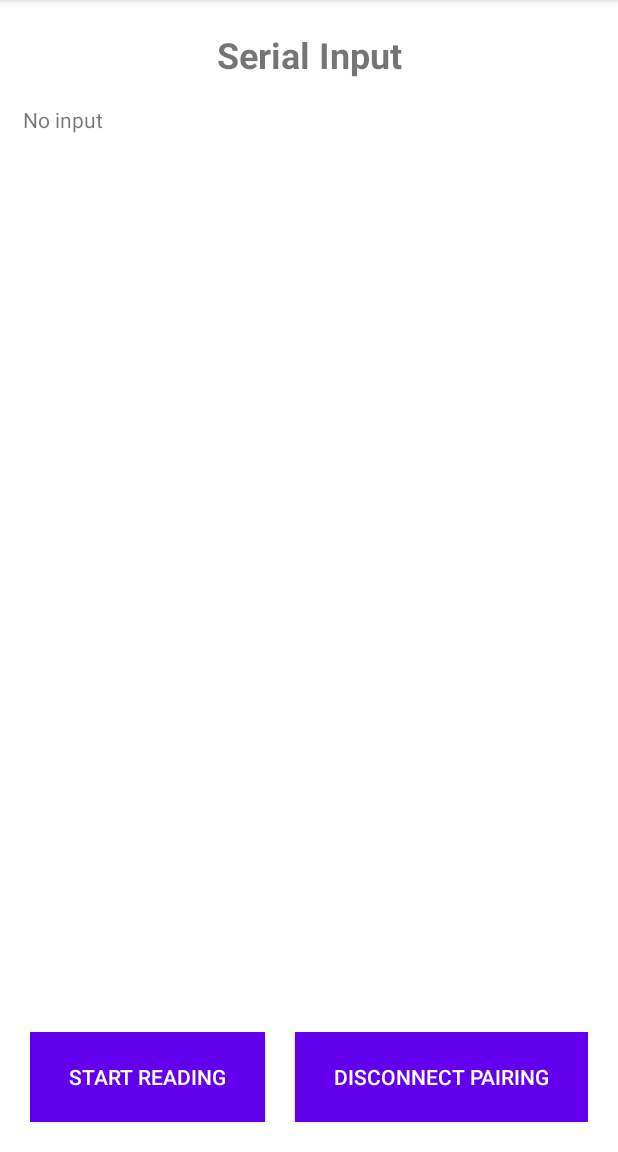
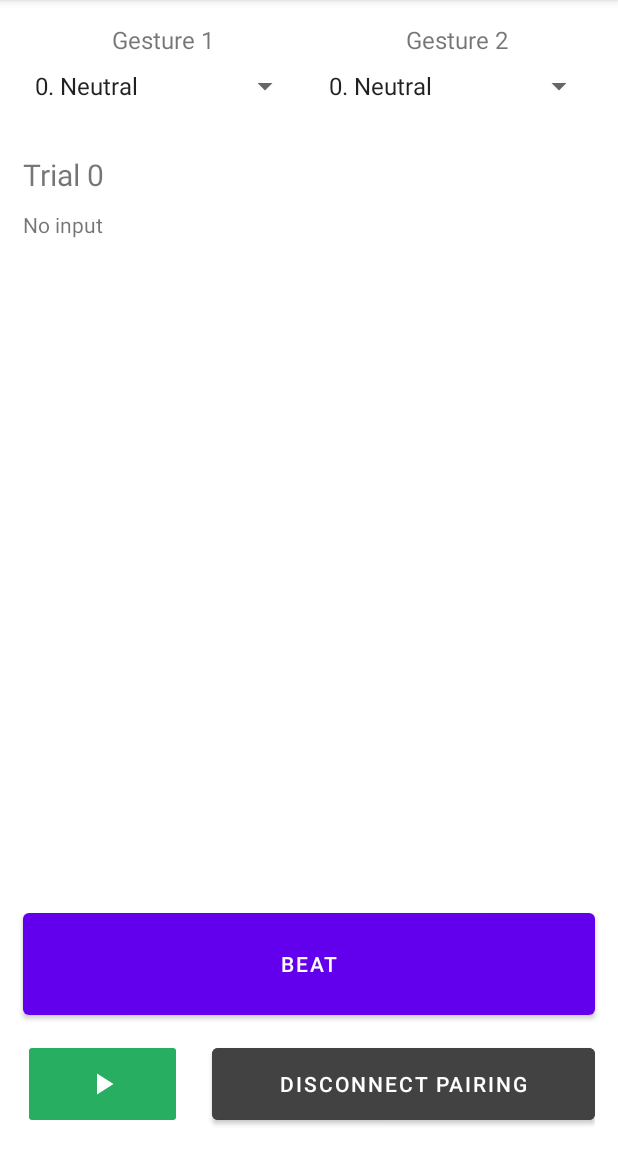
Before and after one commit to rachung2510/oppy, an Android app: the SerialInput screen opened directly, with no data from a screen before it, on a phone screen of 412 x 824 dp, the part 84-1236 px from its top. Run offline under Robolectric (Android 15) with nearby library versions, the phone set to English and light mode, and no system bars; 4 statements that could not run were skipped.

Commit message:
basic working version for data collection
- send sensor data as floats instead of JSON array
- add gesture selection
- add auto-incrementing trial number to separate diff trials

```diff
--- a/GestureControlledDrumsApp/app/src/main/java/com/example/gesturecontrolleddrumsapp/SerialInput.java
+++ b/GestureControlledDrumsApp/app/src/main/java/com/example/gesturecontrolleddrumsapp/SerialInput.java
@@ -3,6 +3,7 @@ package com.example.gesturecontrolleddrumsapp;
 import androidx.annotation.RequiresApi;
 import androidx.appcompat.app.AppCompatActivity;
 import androidx.core.app.ActivityCompat;
+import androidx.core.content.ContextCompat;
 
 import android.Manifest;
 import android.app.AlertDialog;
@@ -11,27 +12,37 @@ import android.bluetooth.BluetoothDevice;
 import android.bluetooth.BluetoothSocket;
 import android.content.Intent;
 import android.content.pm.PackageManager;
+import android.content.res.ColorStateList;
 import android.os.Build;
 import android.os.Bundle;
 import android.os.Handler;
 import android.os.Looper;
 import android.util.Log;
+import android.view.View;
+import android.widget.AdapterView;
+import android.widget.ArrayAdapter;
 import android.widget.Button;
+import android.widget.ImageButton;
 import android.widget.ScrollView;
+import android.widget.Spinner;
 import android.widget.TextView;
 import android.widget.Toast;
 
 import org.json.JSONObject;
 
+import java.io.BufferedInputStream;
+import java.io.BufferedReader;
 import java.io.DataOutputStream;
 import java.io.IOException;
 import java.io.InputStream;
+import java.io.InputStreamReader;
 import java.net.HttpURLConnection;
 import java.net.URL;
 import java.nio.charset.StandardCharsets;
+import java.text.SimpleDateFormat;
 import java.util.Arrays;
 import java.util.Calendar;
-import java.util.Date;
+import java.util.Locale;
 import java.util.UUID;
 import java.util.concurrent.ExecutorService;
 import java.util.concurrent.Executors;
@@ -41,10 +52,12 @@ public class SerialInput extends AppCompatActivity {
     String TAG = "SerialInput";
 
     // UI components
-    Button btnStartStop, btnDisconnect;
+    Button btnDisconnect, btnBeat;
+    ImageButton btnStartStop;
     String address = null;
-    TextView serialInput;
+    TextView trialTitle, serialInput;
     ScrollView scrollView;
+    Spinner spinnerGesture1, spinnerGesture2;
 
     // Bluetooth connection components
     BluetoothAdapter myBluetooth = null;
@@ -63,18 +76,15 @@ public class SerialInput extends AppCompatActivity {
     InputStream btInputStream;
     volatile boolean stopWorker;
     boolean readingInput;
+    int beatBool = 0;
+    int beatCount = 0;
 
     // GestureData
-    Date currTime = null;
-    int NUM_SAMPLES = 25; // approx 1s
-    Float[] indexVal = new Float[NUM_SAMPLES];
-    Float[] middleVal = new Float[NUM_SAMPLES];
-    Float[] ringVal = new Float[NUM_SAMPLES];
-    Float[] pinkyVal = new Float[NUM_SAMPLES];
-    Float[] accX = new Float[NUM_SAMPLES];
-    Float[] accY = new Float[NUM_SAMPLES];
-    Float[] accZ = new Float[NUM_SAMPLES];
-    String gesture = "01";
+    String currTime = null;
+    Float indexVal, middleVal, ringVal, pinkyVal;
+    String gesture1, gesture2;
+    int trialNum = -1;
+    volatile boolean blockListen = false; // blocking call to set trial no.
 
     @RequiresApi(api = Build.VERSION_CODES.S)
     @Override
@@ -87,28 +97,77 @@ public class SerialInput extends AppCompatActivity {
 
         btnStartStop = findViewById(R.id.btnStartStop);
         btnDisconnect = findViewById(R.id.btnDisconnect);
+        btnBeat = findViewById(R.id.btnBeat);
+        trialTitle = findViewById(R.id.trialTitle);
         serialInput = findViewById(R.id.serialInputText);
         scrollView = findViewById(R.id.scrollView);
+        spinnerGesture1 = findViewById(R.id.spinner_gesture1);
+        spinnerGesture2 = findViewById(R.id.spinner_gesture2);
 
         // Connect to bluetooth
-        executor.execute(() -> connectBT());
+        executor.execute(this::connectBT);
 
         // Start reading
         btnStartStop.setOnClickListener(view -> {
-            if (!readingInput) {
+            if (!readingInput) { // start
                 readingInput = true;
                 serialInput.setText("");
+                setTrialNum();
+                while (blockListen);
                 beginListenForData();
-                btnStartStop.setText("Stop Reading");
-            } else {
+                btnStartStop.setImageResource(R.drawable.ic_baseline_stop_24);
+                btnStartStop.setBackgroundTintList(ColorStateList.valueOf(ContextCompat.getColor(SerialInput.this, R.color.red)));
+            } else { // stop
                 readingInput = false;
                 stopWorker = true;
-                btnStartStop.setText("Start Reading");
+                btnStartStop.setImageResource(R.drawable.ic_baseline_play_arrow_24);
+                btnStartStop.setBackgroundTintList(ColorStateList.valueOf(ContextCompat.getColor(SerialInput.this, R.color.green)));
+                beatCount = 0;
+                btnBeat.setText("Beat");
             }
         });
 
         // Disconnect
         btnDisconnect.setOnClickListener(v -> disconnectBT());
+
+        // Click to indicate beat
+        btnBeat.setOnClickListener(view -> {
+            if (beatBool == 1) return;
+            beatBool = 1;
+            beatCount++;
+            btnBeat.setText("Beat " + beatCount);
+        });
+
+        // Set gestures dropdown spinner
+        ArrayAdapter<CharSequence> adapter = ArrayAdapter.createFromResource(this, R.array.gestures, android.R.layout.simple_spinner_item);
+        adapter.setDropDownViewResource(android.R.layout.simple_spinner_item);
+        spinnerGesture1.setAdapter(adapter);
+        spinnerGesture2.setAdapter(adapter);
+        spinnerGesture1.setOnItemSelectedListener(new AdapterView.OnItemSelectedListener() {
+            @Override
+            public void onItemSelected(AdapterView<?> adapterView, View view, int pos, long l) {
+                gesture1 = Integer.toString(pos);
+            }
+
+            @Override
+            public void onNothingSelected(AdapterView<?> adapterView) {
+
+            }
+        });
+        spinnerGesture2.setOnItemSelectedListener(new AdapterView.OnItemSelectedListener() {
+            @Override
+            public void onItemSelected(AdapterView<?> adapterView, View view, int pos, long l) {
+                gesture2 = Integer.toString(pos);
+            }
+
+            @Override
+            public void onNothingSelected(AdapterView<?> adapterView) {
+
+            }
+        });
+
+        // Set trial
+        setTrialNum();
     }
 
     // Helper functions
@@ -181,7 +240,6 @@ public class SerialInput extends AppCompatActivity {
         readBufferPosition = 0;
         readBuffer = new byte[1024];
         workerThread = new Thread(() -> {
-            int lineCount = 0;
             int sampleCount = 0;
             while (!Thread.currentThread().isInterrupted() && !stopWorker) {
                 try {
@@ -192,6 +250,11 @@ public class SerialInput extends AppCompatActivity {
                     int bytesRead = btInputStream.read(packetBytes);
                     if (bytesRead < 0)
                         continue; // continue if no bytes read
+                    int[] counts = new int[256];
+                    for (byte b : packetBytes) {
+                        counts[b & 0xFF]++;
+                    }
+                    int num_delimiter_in_arr = counts[delimiter];
                     for (int i = 0; i < bytesAvailable; i++) {
                         byte b = packetBytes[i];
                         if (b == delimiter) {
@@ -200,56 +263,50 @@ public class SerialInput extends AppCompatActivity {
                             final String readInput = new String(encodedBytes, StandardCharsets.US_ASCII);
                             readBufferPosition = 0;
 
-                            // parse read input and
-                            // ignore data if it doesn't contain 4 flex values and 3 acc values
-                            String[] data = readInput.split(",");
-                            if (data.length != 7) continue;
-
-                            // reset data array to zeros (init new data array)
-                            if (lineCount == 0) sampleCount = 0;
-
-                            // get time of start of data collection
-                            if (sampleCount == 0) currTime = Calendar.getInstance().getTime();
-
-                            // Store data
-                            indexVal[sampleCount] = Float.valueOf(data[0]);
-                            middleVal[sampleCount] = Float.valueOf(data[1]);
-                            ringVal[sampleCount] = Float.valueOf(data[2]);
-                            pinkyVal[sampleCount] = Float.valueOf(data[3]);
-                            accX[sampleCount] = Float.valueOf(data[4]);
-                            accY[sampleCount] = Float.valueOf(data[5]);
-                            accZ[sampleCount] = Float.valueOf(data[6]);
-
-                            // Continue while data array is not filled
-                            if (sampleCount < NUM_SAMPLES - 1) {
-                                sampleCount++;
+                            if ((sampleCount == 0) && (num_delimiter_in_arr > 1)) {
+                                num_delimiter_in_arr--;
                                 continue;
                             }
 
+                            // parse read input and
+                            // ignore data if it doesn't contain 4 flex values
+                            String[] data = readInput.split(",");
+                            if (data.length != 4) continue;
+
+                            // get time of start of data collection
+                            SimpleDateFormat sdf = new SimpleDateFormat("yyyy-MM-dd HH:mm:ss", Locale.UK);
+                            String date = sdf.format(Calendar.getInstance().getTime());
+                            String millis = String.valueOf(Calendar.getInstance().getTimeInMillis());
+                            currTime = date + "," + millis;
+
+                            // Store data
+                            if (data[0].isEmpty()) continue; // ignore if data is empty
+                            indexVal = Float.valueOf(data[0]);
+                            middleVal = Float.valueOf(data[1]);
+                            ringVal = Float.valueOf(data[2]);
+                            pinkyVal = Float.valueOf(data[3]);
+
                             // Send POST request
-                            sendDataIndiv();
+                            sendData();
+                            sampleCount++;
 
-                            // Log to terminal
-                            String logText = currTime + ": Data sent\n";
+                            // Log to terminal every ~1s
+                            if ((sampleCount - 1) % 50 != 0) continue;
                             String currText = serialInput.getText().toString();
-                            String newText = currText + logText;
+                            String newText = currText + date + ": Data sent\n";
                             handler.post(() -> {
                                 serialInput.setText(newText);
                                 scrollView.post(() -> scrollView.fullScroll(ScrollView.FOCUS_DOWN));
                             });
-                            sampleCount = 0; // reset to 0
-
                         } else {
                             readBuffer[readBufferPosition++] = b;
                         }
                     }
-                    lineCount++;
                 } catch (IOException ex) {
                     stopWorker = true;
                 }
             }
         });
-
         workerThread.start();
     }
 
@@ -257,6 +314,8 @@ public class SerialInput extends AppCompatActivity {
     public void sendData() {
         Thread thread = new Thread(() -> {
             try {
+                if (android.os.Build.VERSION.SDK_INT < android.os.Build.VERSION_CODES.S)
+                    return;
                 URL url = new URL(MainActivity.EC2_URL + "/add-training-data");
                 HttpURLConnection conn = (HttpURLConnection) url.openConnection();
                 conn.setRequestMethod("POST");
@@ -266,32 +325,66 @@ public class SerialInput extends AppCompatActivity {
                 conn.setDoInput(true);
 
                 JSONObject jsonParam = new JSONObject();
-                jsonParam.put("date", currTime.toString());
-                jsonParam.put("index", Arrays.toString(indexVal));
-                jsonParam.put("middle", Arrays.toString(middleVal));
-                jsonParam.put("ring", Arrays.toString(ringVal));
-                jsonParam.put("pinky", Arrays.toString(pinkyVal));
-                jsonParam.put("accX", Arrays.toString(accX));
-                jsonParam.put("accY", Arrays.toString(accY));
-                jsonParam.put("accZ", Arrays.toString(accZ));
-                jsonParam.put("gesture", gesture);
+                jsonParam.put("trial", trialNum);
+                jsonParam.put("date", currTime);
+                jsonParam.put("index", indexVal);
+                jsonParam.put("middle", middleVal);
+                jsonParam.put("ring", ringVal);
+                jsonParam.put("pinky", pinkyVal);
+                jsonParam.put("beat", beatBool);
+                jsonParam.put("gesture", getGestureString());
+                beatBool = 0;
 
-                Log.e(TAG, "JSON: " + jsonParam);
                 DataOutputStream os = new DataOutputStream(conn.getOutputStream());
                 os.writeBytes(jsonParam.toString());
-
                 os.flush();
                 os.close();
 
-                Log.e(TAG, "STATUS: " + conn.getResponseCode());
-                Log.e(TAG, "MSG: " + conn.getResponseMessage());
-
+                conn.getResponseCode(); // for some reason data doesn't send unless this is called
+//                Log.e(TAG, "JSON: " + jsonParam);
+//                Log.e(TAG, "STATUS: " + conn.getResponseCode());
+//                Log.e(TAG, "MSG: " + conn.getResponseMessage());
                 conn.disconnect();
             } catch (Exception e) {
                 Log.e(TAG, e.toString());
             }
         });
-
         thread.start();
     }
+
+    // Send GET request for next trial number
+    public void setTrialNum() {
+        Thread thread = new Thread(() -> {
+            try {
+                if (android.os.Build.VERSION.SDK_INT < android.os.Build.VERSION_CODES.S)
+                    return;
+                blockListen = true;
+                URL url = new URL(MainActivity.EC2_URL + "/get-next-trial");
+                HttpURLConnection conn = (HttpURLConnection) url.openConnection();
+                conn.setRequestMethod("GET");
+                conn.setRequestProperty("Accept-Charset", "UTF-8");
+                conn.setDoOutput(false);
+
+                InputStream in = new BufferedInputStream(conn.getInputStream());
+                BufferedReader reader = new BufferedReader(new InputStreamReader(in));
+                StringBuilder result = new StringBuilder();
+                String line;
+                while ((line = reader.readLine()) != null) result.append(line);
+                trialNum = Integer.parseInt(result.toString());
+                trialTitle.setText("Trial " + result);
+                blockListen = false;
+                in.close();
+                conn.disconnect();
+            } catch (Exception e) {
+                Log.e("getData", e.toString());
+            }
+        });
+        thread.start();
+    }
+
+    // Get gesture transition string
+    public String getGestureString() {
+        return gesture1 + "-" + gesture2;
+    }
+
 }
--- /dev/null
+++ b/GestureControlledDrumsApp/app/src/main/res/drawable/ic_baseline_play_arrow_24.xml
@@ -0,0 +1,5 @@
+<vector android:height="24dp" android:tint="#ffffff"
+    android:viewportHeight="24" android:viewportWidth="24"
+    android:width="24dp" xmlns:android="http://schemas.android.com/apk/res/android">
+    <path android:fillColor="@android:color/white" android:pathData="M8,5v14l11,-7z"/>
+</vector>
--- /dev/null
+++ b/GestureControlledDrumsApp/app/src/main/res/drawable/ic_baseline_stop_24.xml
@@ -0,0 +1,5 @@
+<vector android:height="24dp" android:tint="#FFFFFF"
+    android:viewportHeight="24" android:viewportWidth="24"
+    android:width="24dp" xmlns:android="http://schemas.android.com/apk/res/android">
+    <path android:fillColor="@android:color/white" android:pathData="M6,6h12v12H6z"/>
+</vector>
--- a/GestureControlledDrumsApp/app/src/main/res/layout/activity_serial_input.xml
+++ b/GestureControlledDrumsApp/app/src/main/res/layout/activity_serial_input.xml
@@ -6,24 +6,72 @@
     android:layout_height="match_parent"
     tools:context=".SerialInput">
 
-    <TextView
+    <LinearLayout
+        android:id="@+id/spinner_gestures"
         android:layout_width="match_parent"
         android:layout_height="wrap_content"
-        android:layout_margin="20dp"
-        android:id="@+id/terminalTitle"
-        app:layout_constraintTop_toTopOf="parent"
-        android:text="Serial Input"
-        android:textStyle="bold"
-        android:textSize="24sp"
-        android:textAlignment="center"/>
+        android:orientation="horizontal"
+        android:padding="15dp">
+
+        <LinearLayout
+            android:layout_width="match_parent"
+            android:layout_height="wrap_content"
+            android:layout_weight="1"
+            android:orientation="vertical"
+            android:layout_marginEnd="5dp">
+            <TextView
+                android:layout_width="match_parent"
+                android:layout_height="wrap_content"
+                android:textAlignment="center"
+                android:textSize="16sp"
+                android:text="Gesture 1"/>
+            <Spinner
+                android:id="@+id/spinner_gesture1"
+                android:layout_width="match_parent"
+                android:layout_height="40dp"
+                android:spinnerMode="dropdown"/>
+        </LinearLayout>
+
+        <LinearLayout
+            android:layout_width="match_parent"
+            android:layout_height="wrap_content"
+            android:layout_weight="1"
+            android:orientation="vertical"
+            android:layout_marginStart="5dp">
+            <TextView
+                android:layout_width="match_parent"
+                android:layout_height="wrap_content"
+                android:textAlignment="center"
+                android:textSize="16sp"
+                android:text="Gesture 2"/>
+            <Spinner
+                android:id="@+id/spinner_gesture2"
+                android:layout_width="match_parent"
+                android:layout_height="40dp"
+                android:spinnerMode="dropdown"/>
+        </LinearLayout>
+
+    </LinearLayout>
+
+    <TextView
+        android:id="@+id/trialTitle"
+        android:layout_width="match_parent"
+        android:layout_height="wrap_content"
+        android:layout_marginTop="10dp"
+        android:layout_marginStart="15dp"
+        android:layout_marginEnd="15dp"
+        app:layout_constraintTop_toBottomOf="@id/spinner_gestures"
+        android:text="Trial 0"
+        android:textSize="20sp"/>
 
     <ScrollView
         android:id="@+id/scrollView"
         android:layout_width="match_parent"
         android:layout_height="match_parent"
+        app:layout_constraintTop_toBottomOf="@id/trialTitle"
         android:scrollbars = "vertical"
-        android:layout_marginTop="70dp"
-        android:layout_marginBottom="100dp"
+        android:layout_marginTop="140dp"
+        android:layout_marginBottom="190dp"
         android:layout_marginStart="15dp"
         android:layout_marginEnd="15dp">
         <TextView
@@ -33,30 +81,40 @@
             android:text="No input"/>
     </ScrollView>
 
+    <Button
+        android:id="@+id/btnBeat"
+        android:layout_width="match_parent"
+        app:layout_constraintBottom_toTopOf="@id/buttonPanel"
+        android:layout_height="80dp"
+        android:layout_marginStart="15dp"
+        android:layout_marginEnd="15dp"
+        android:layout_marginBottom="10dp"
+        android:foreground="?android:attr/selectableItemBackground"
+        android:text="Beat"/>
+
     <LinearLayout
+        android:id="@+id/buttonPanel"
         android:layout_width="match_parent"
         android:layout_height="60dp"
         app:layout_constraintBottom_toBottomOf="parent"
-        android:layout_margin="20dp"
+        android:layout_margin="15dp"
         android:orientation="horizontal">
 
-        <Button
+        <ImageButton
             android:id="@+id/btnStartStop"
-            style="@style/Widget.AppCompat.Button.Colored"
             android:layout_width="wrap_content"
             android:layout_height="match_parent"
             android:layout_marginEnd="10dp"
-            android:background="@android:color/holo_red_light"
-            android:layout_weight="1"
-            android:text="Start Reading"/>
+            android:backgroundTint="@color/green"
+            android:src="@drawable/ic_baseline_play_arrow_24"
+            android:layout_weight="1"/>
 
         <Button
             android:id="@+id/btnDisconnect"
-            style="@style/Widget.AppCompat.Button.Colored"
             android:layout_width="wrap_content"
             android:layout_height="match_parent"
             android:layout_marginStart="10dp"
-            android:background="@android:color/holo_red_light"
+            android:backgroundTint="@color/cardview_dark_background"
             android:layout_weight="1"
             android:text="Disconnect Pairing"/>
 
--- a/GestureControlledDrumsApp/app/src/main/res/values/colors.xml
+++ b/GestureControlledDrumsApp/app/src/main/res/values/colors.xml
@@ -7,4 +7,6 @@
     <color name="teal_700">#FF018786</color>
     <color name="black">#FF000000</color>
     <color name="white">#FFFFFFFF</color>
+    <color name="green">#27ae60</color>
+    <color name="red">#e74c3c</color>
 </resources>
--- a/GestureControlledDrumsApp/app/src/main/res/values/strings.xml
+++ b/GestureControlledDrumsApp/app/src/main/res/values/strings.xml
@@ -1,3 +1,11 @@
 <resources>
     <string name="app_name">GestureControlledDrumsApp</string>
+    <string-array name="gestures">
+        <item>0. Neutral</item>
+        <item>1. Kick</item>
+        <item>2. Hihat</item>
+        <item>3. Snare</item>
+        <item>4. Tom</item>
+        <item>5. Crash</item>
+    </string-array>
 </resources>
```
